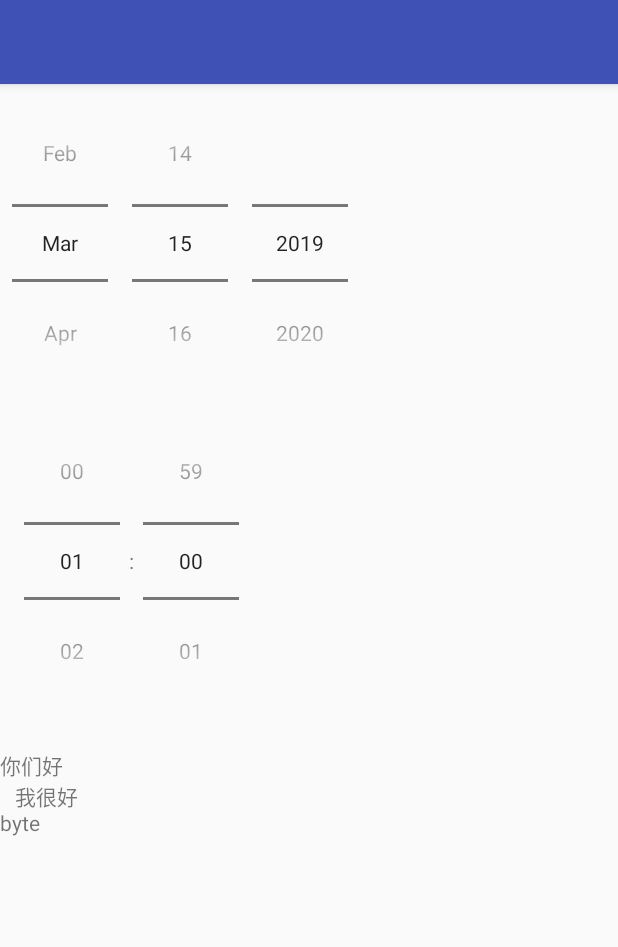
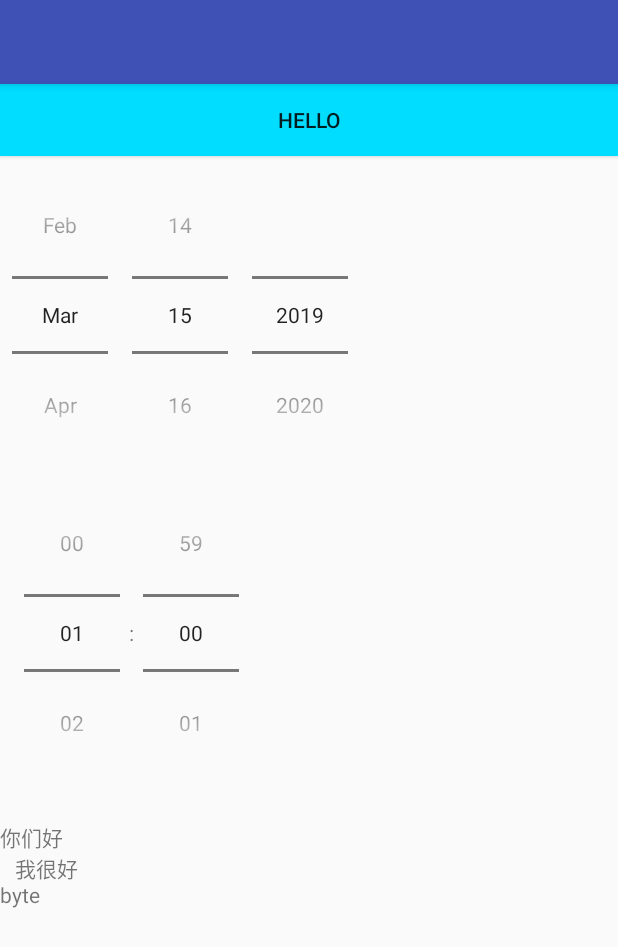
Before and after one commit to xiehua90/Compoent, an Android app: the fragment WidgetFragment shown on its own in the app's theme, on a phone screen of 412 x 824 dp. Shown: the top 947 px of the screen. Run offline under Robolectric (Android 15) with nearby library versions, the phone set to English and light mode, and no system bars; libraries missing offline, so code that uses them is left out: com.bigkoo.pickerview.

Commit message:
selector颜色测试

```diff
--- a/kotlin/src/main/java/com/example/xh/kotlin/fragment/WidgetFragment.kt
+++ b/kotlin/src/main/java/com/example/xh/kotlin/fragment/WidgetFragment.kt
@@ -51,6 +51,7 @@ class WidgetFragment : BaseFragement(), DatePicker.OnDateChangedListener, TimePi
     override fun onViewCreated(view: View, savedInstanceState: Bundle?) {
         super.onViewCreated(view, savedInstanceState)
         initPicker()
+        btn.setBackgroundResource(R.drawable.selector_btn_bg)
     }
 
     fun initPicker() {
--- /dev/null
+++ b/kotlin/src/main/res/drawable/selector_btn_bg.xml
@@ -0,0 +1,7 @@
+<?xml version="1.0" encoding="utf-8"?>
+<selector xmlns:android="http://schemas.android.com/apk/res/android">
+
+    <item android:drawable="@android:color/holo_orange_light" android:state_pressed="true"/>
+
+    <item android:drawable="@android:color/holo_blue_bright"/>
+</selector>
--- a/kotlin/src/main/res/layout/fragment_widget.xml
+++ b/kotlin/src/main/res/layout/fragment_widget.xml
@@ -7,6 +7,12 @@
         android:layout_width="match_parent"
         android:layout_height="wrap_content"
         android:orientation="vertical">
+
+        <Button
+            android:id="@+id/btn"
+            android:layout_width="match_parent"
+            android:layout_height="wrap_content"
+            android:text="Hello"/>
 
         <DatePicker
             android:id="@+id/datePicker"
```
Also changed, not shown: java/src/main/java/com/example/xh/java/MainTest.java (+28 -22 lines).
